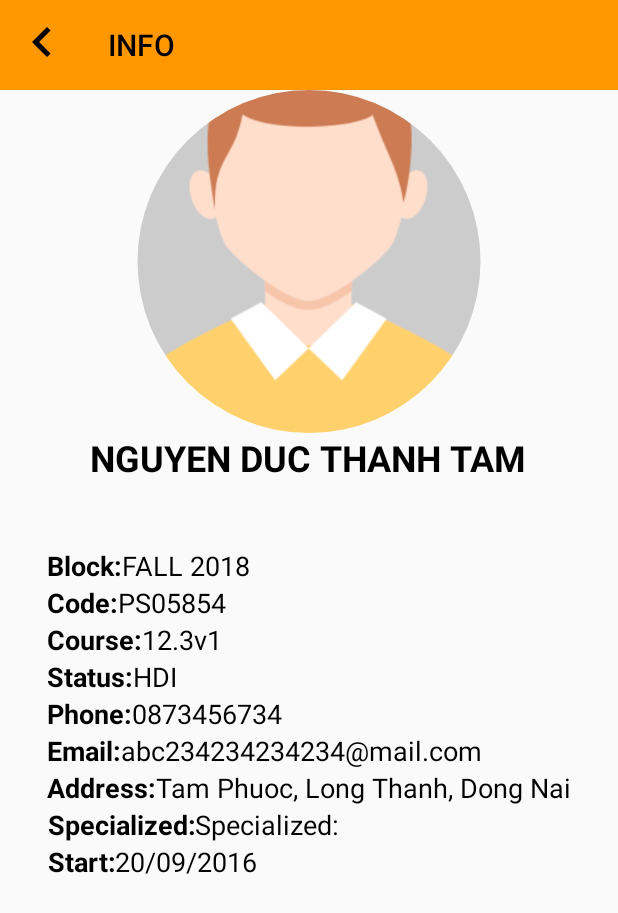
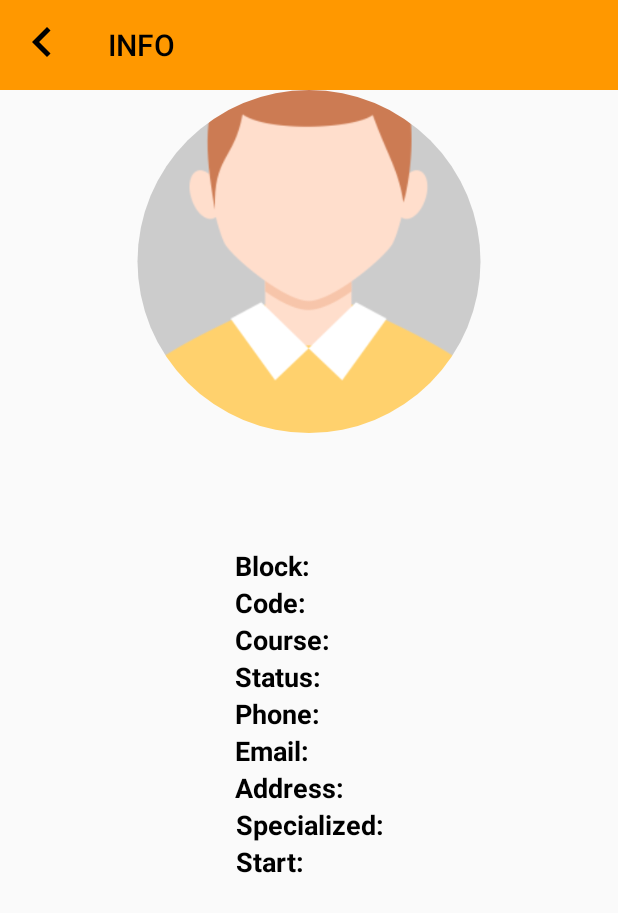
Before and after one commit to minhducgithub/duan, an Android app: the InfoActivity screen opened directly, with no data from a screen before it, on a phone screen of 412 x 824 dp. Shown: the top 913 px of the screen. Run offline under Robolectric (Android 15) with nearby library versions, the phone set to English and light mode, and no system bars; our stand-ins replace CircleImageView, Picasso; pictures from the network do not load; 1 statement that could not run was skipped.

```diff
--- a/app/src/main/java/com/example/mrrs/schoolhelper/ContactActivity.java
+++ b/app/src/main/java/com/example/mrrs/schoolhelper/ContactActivity.java
@@ -78,7 +78,7 @@ public class ContactActivity extends AppCompatActivity {
                 new Response.ErrorListener() {
                     @Override
                     public void onErrorResponse(VolleyError error) {
-
+                        Toast.makeText(ContactActivity.this, "Error: "+error.toString(), Toast.LENGTH_SHORT).show();
                     }
                 }
         ){
--- a/app/src/main/java/com/example/mrrs/schoolhelper/InfoActivity.java
+++ b/app/src/main/java/com/example/mrrs/schoolhelper/InfoActivity.java
@@ -1,5 +1,6 @@
 package com.example.mrrs.schoolhelper;
 
+import android.content.Intent;
 import android.content.pm.ActivityInfo;
 import android.support.v7.app.AppCompatActivity;
 import android.os.Bundle;
@@ -8,6 +9,7 @@ import android.support.v7.widget.Toolbar;
 import android.view.View;
 import android.widget.ImageView;
 import android.widget.TextView;
+import android.widget.Toast;
 
 import com.example.mrrs.schoolhelper.model.Student;
 
@@ -15,6 +17,7 @@ import com.example.mrrs.schoolhelper.service.APIService;
 import com.example.mrrs.schoolhelper.service.Dataservice;
 import com.squareup.picasso.Picasso;
 
+import java.io.IOException;
 import java.util.ArrayList;
 import java.util.List;
 
@@ -82,7 +85,16 @@ public class InfoActivity extends AppCompatActivity {
 
             @Override
             public void onFailure(Call<List<Student>> call, Throwable t) {
-
+                if (t instanceof IOException) {
+                    Toast.makeText(InfoActivity.this, "this is an actual network failure"+"\n"+" :( inform the user and possibly retry", Toast.LENGTH_SHORT).show();
+                    // logging probably not necessary
+                    Intent numbersIntent = new Intent(InfoActivity.this, HomeActivity.class);
+                    startActivity(numbersIntent);
+                }
+                else {
+                    Toast.makeText(InfoActivity.this, "conversion issue! big problems :(", Toast.LENGTH_SHORT).show();
+                    // todo log to some central bug tracking service
+                }
             }
         });
     }
--- a/app/src/main/java/com/example/mrrs/schoolhelper/service/APIConnect.java
+++ b/app/src/main/java/com/example/mrrs/schoolhelper/service/APIConnect.java
@@ -1,7 +1,7 @@
 package com.example.mrrs.schoolhelper.service;
 
 public class APIConnect {
-    public static final String IP = "192.168.1.3";
+    public static final String IP = "192.168.1.8";
     public static final String HOST_URL = "http://"+IP+"/SchoolHelper/Server/";
     public static final String URL_FEEDBACK = HOST_URL+"feedback.php";
 //    public static final String URL_LOCATION = HOST_URL+"location.php";
--- a/app/src/main/res/layout/activity_info.xml
+++ b/app/src/main/res/layout/activity_info.xml
@@ -42,7 +42,7 @@
                 android:layout_height="0dp"
                 android:layout_gravity="center"
                 android:layout_weight="1"
-                android:text="@string/author_name"
+                android:text=""
                 android:textColor="@color/black"
                 android:textSize="@dimen/service_txtSizeUserName"
                 android:textStyle="bold" />
@@ -69,7 +69,7 @@
                         android:layout_width="wrap_content"
                         android:layout_height="wrap_content"
                         android:layout_gravity="center"
-                        android:text="@string/current_block"
+                        android:text=""
                         android:textColor="@color/black"
                         android:textSize="@dimen/service_txtSizeInfoBasic"
                         />
@@ -90,7 +90,7 @@
                         android:layout_width="wrap_content"
                         android:layout_height="wrap_content"
                         android:layout_gravity="center"
-                        android:text="@string/user_code"
+                        android:text=""
                         android:textColor="@color/black"
                         android:textSize="@dimen/service_txtSizeInfoBasic"
                         />
@@ -111,7 +111,7 @@
                         android:layout_width="wrap_content"
                         android:layout_height="wrap_content"
                         android:layout_gravity="center"
-                        android:text="@string/user_course"
+                        android:text=""
                         android:textColor="@color/black"
                         android:textSize="@dimen/service_txtSizeInfoBasic"
                         />
@@ -132,7 +132,7 @@
                         android:layout_width="wrap_content"
                         android:layout_height="wrap_content"
                         android:layout_gravity="center"
-                        android:text="@string/user_status"
+                        android:text=""
                         android:textColor="@color/black"
                         android:textSize="@dimen/service_txtSizeInfoBasic"
                         />
@@ -153,7 +153,7 @@
                         android:layout_width="wrap_content"
                         android:layout_height="wrap_content"
                         android:layout_gravity="center"
-                        android:text="@string/current_phone"
+                        android:text=""
                         android:textColor="@color/black"
                         android:textSize="@dimen/service_txtSizeInfoBasic"
                         />
@@ -174,7 +174,7 @@
                         android:layout_width="wrap_content"
                         android:layout_height="wrap_content"
                         android:layout_gravity="center"
-                        android:text="@string/current_email"
+                        android:text=""
                         android:textColor="@color/black"
                         android:textSize="@dimen/service_txtSizeInfoBasic"
                         />
@@ -195,7 +195,7 @@
                         android:layout_width="wrap_content"
                         android:layout_height="wrap_content"
                         android:layout_gravity="center"
-                        android:text="@string/current_address"
+                        android:text=""
                         android:textColor="@color/black"
                         android:textSize="@dimen/service_txtSizeInfoBasic"
                         />
@@ -216,7 +216,7 @@
                         android:layout_width="wrap_content"
                         android:layout_height="wrap_content"
                         android:layout_gravity="center"
-                        android:text="@string/lable_specialized"
+                        android:text=""
                         android:textColor="@color/black"
                         android:textSize="@dimen/service_txtSizeInfoBasic"
                         />
@@ -237,7 +237,7 @@
                         android:layout_width="wrap_content"
                         android:layout_height="wrap_content"
                         android:layout_gravity="center"
-                        android:text="@string/current_start"
+                        android:text=""
                         android:textColor="@color/black"
                         android:textSize="@dimen/service_txtSizeInfoBasic"
                         />
```
Also changed, not shown: app/src/main/java/com/example/mrrs/schoolhelper/LoginActivity.java (+9 -2 lines), app/src/main/java/com/example/mrrs/schoolhelper/ServiceActivity.java (+25 -14 lines).
